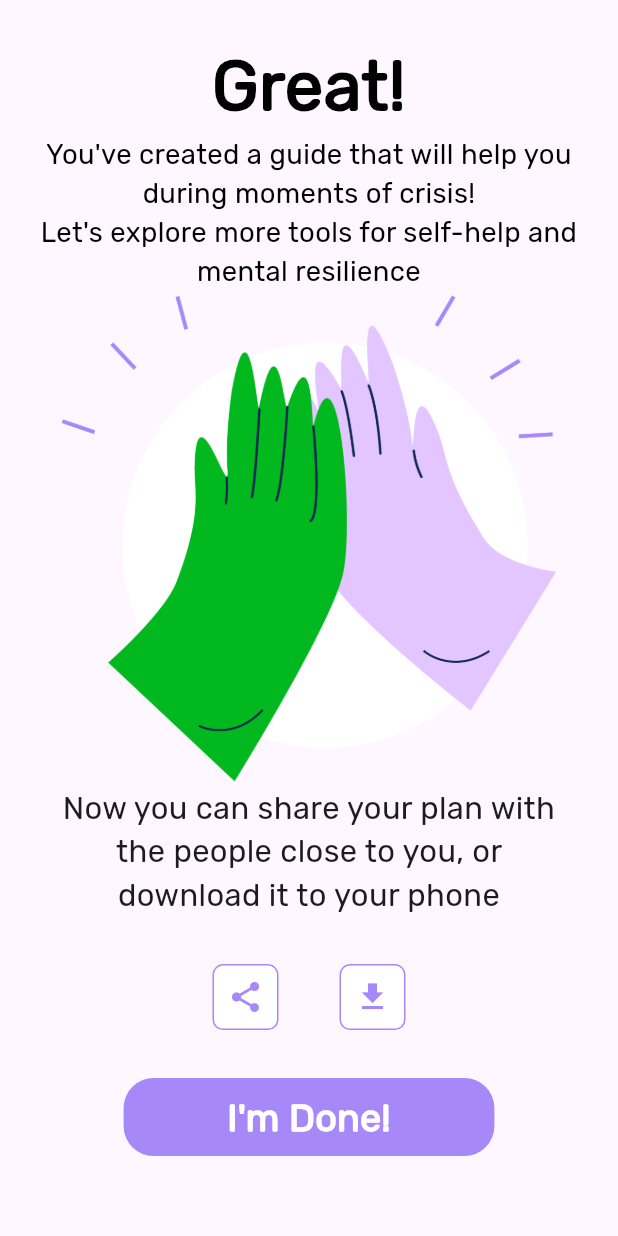
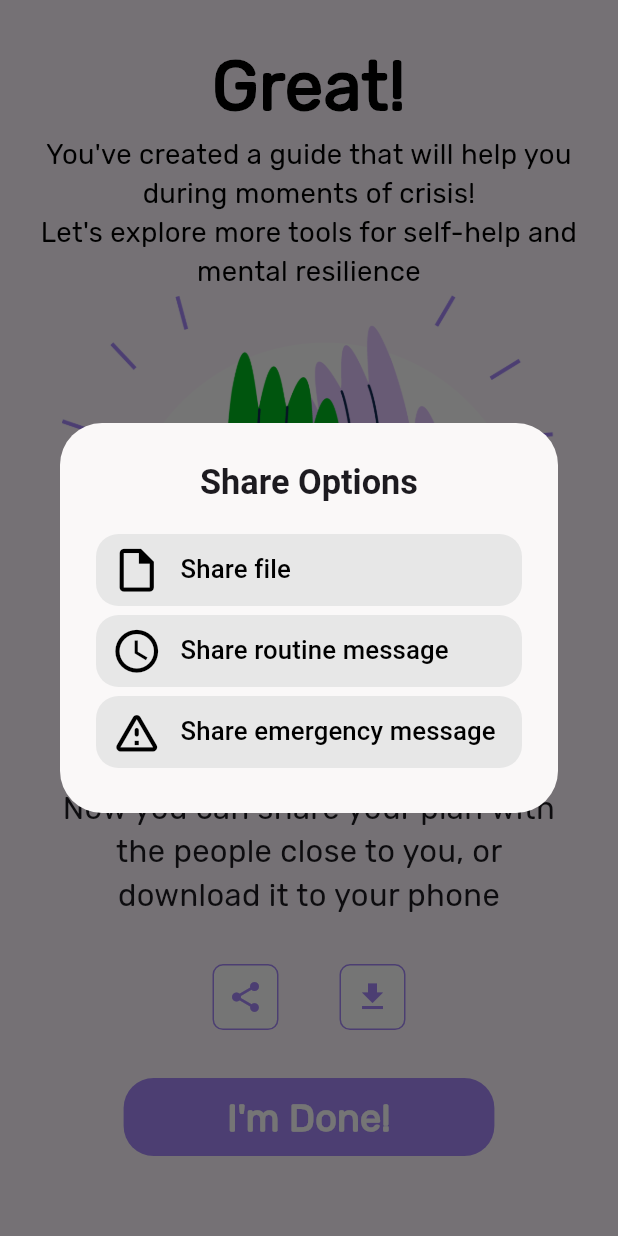
Before and after one commit to Tovli/Mazilon, a Flutter app: the ShareForm screen opened directly with empty values, after a tap on the "share" icon, on a phone screen of 412 x 824 dp. Run offline on Flutter 3.47's test engine with Material 3 defaults, Android fonts, the phone set to English and light mode, and no system bars; drawn by our look-alikes of auto_size_text; our stand-ins replace cloud_firestore, country_code_picker, dotted_border, file_picker, firebase_auth, firebase_core and 23 more; missing offline and left inert: dart:ffi, language_code, mixpanel_flutter, workmanager; accounts and stored records are empty; project files that could hold a hidden picture were left out.

Commit message:
Added the ability to share text only
Added to the share functionallity the ability to share a text only, according to the design requested.
Main files affected:
share_form
personalPlanWidget
(localization files)

files created:
LP_alert_dialog_box_item: creates the general item (action) of the dialog box
LP_alert_dialog: creates the AlertDialog using the given LP dialog box items

LP_share_alert_dialog: Creates a specific LP_alert_dialog for the share functionality

show_share_dialog: function that returns the LP_share_alert_dialog

```diff
--- a/lib/form/shareform.dart
+++ b/lib/form/shareform.dart
@@ -2,9 +2,11 @@
 import 'package:flutter_screenutil/flutter_screenutil.dart';
 
 import 'package:get_it/get_it.dart';
+
 import 'package:mazilon/global_enums.dart';
 import 'package:mazilon/file_service.dart';
 import 'package:mazilon/util/LP_extended_state.dart';
+import 'package:mazilon/util/Share/LP_share_alert_dialog.dart';
 
 import 'package:mazilon/util/SignIn/popup_toast.dart';
 import 'package:mazilon/util/persistent_memory_service.dart';
@@ -13,9 +15,7 @@
 
 import 'package:mazilon/util/appInformation.dart';
 import 'package:mazilon/util/userInformation.dart';
-import 'package:shared_preferences/shared_preferences.dart';
-
-import 'package:mazilon/l10n/app_localizations.dart';
+import 'package:mazilon/util/Share/show_share_dialog.dart';
 
 class ShareForm extends StatefulWidget {
   final Function prev;
@@ -45,6 +45,15 @@
     super.initState();
     fileService = GetIt.instance<FileService>();
     setHasFilled();
+  }
+
+  Future<void> _showShareDialog() {
+    return showDialog(
+      context: context,
+      builder: (BuildContext context) {
+        return LPShareAlertDialog();
+      },
+    );
   }
 
   @override
@@ -102,26 +111,8 @@
                       children: [
                         //share personal plan PDF button:
                         IconButton(
-                          onPressed: () async {
-                            await fileService.share(
-                                "",
-                                [
-                                  appLocale!.difficultEventsHeader(gender),
-                                  appLocale!.makeSaferHeader(gender),
-                                  appLocale!.feelBetterHeader(gender),
-                                  appLocale!.distractionsHeader(gender),
-                                  appLocale!.phonesPageHeader(gender),
-                                ],
-                                [
-                                  appLocale!.difficultEventsSubTitle(gender),
-                                  appLocale!.makeSaferSubTitle(gender),
-                                  appLocale!.feelBetterSubTitle(gender),
-                                  appLocale!.distractionsSubTitle(gender),
-                                  appLocale!.phonesPageHeader(gender),
-                                ],
-                                appInfoProvider.sharePDFtexts,
-                                ShareFileType.PDF,
-                                appLocale.textDirection);
+                          onPressed: () {
+                            showShareDialog(context);
                           },
                           style: TextButton.styleFrom(
                             backgroundColor: Colors
@@ -142,17 +133,17 @@
                         IconButton(
                           onPressed: () async {
                             var result = await fileService.download([
-                              appLocale!.difficultEventsHeader(gender),
-                              appLocale!.makeSaferHeader(gender),
-                              appLocale!.feelBetterHeader(gender),
-                              appLocale!.distractionsHeader(gender),
-                              appLocale!.phonesPageHeader(gender),
+                              appLocale.difficultEventsHeader(gender),
+                              appLocale.makeSaferHeader(gender),
+                              appLocale.feelBetterHeader(gender),
+                              appLocale.distractionsHeader(gender),
+                              appLocale.phonesPageHeader(gender),
                             ], [
-                              appLocale!.difficultEventsSubTitle(gender),
-                              appLocale!.makeSaferSubTitle(gender),
-                              appLocale!.feelBetterSubTitle(gender),
-                              appLocale!.distractionsSubTitle(gender),
-                              appLocale!.phonesPageHeader(gender),
+                              appLocale.difficultEventsSubTitle(gender),
+                              appLocale.makeSaferSubTitle(gender),
+                              appLocale.feelBetterSubTitle(gender),
+                              appLocale.distractionsSubTitle(gender),
+                              appLocale.phonesPageHeader(gender),
                             ], appInfoProvider.sharePDFtexts, ShareFileType.PDF,
                                 appLocale.textDirection);
                             if (result == null) {
--- a/lib/l10n/app_localizations.dart
+++ b/lib/l10n/app_localizations.dart
@@ -467,7 +467,7 @@
   ///
   ///
   /// In en, this message translates to:
-  /// **'{gender,select,male{Take a few minutes now to better navigate future crises.} female{Take a few minutes now to better navigate future crises.} other{Take a few minutes now to better navigate future crises.}}'**
+  /// **'{gender,select,male{It\'s recommended to spend a few minutes now to better handle future crises.} female{It\'s recommended to spend a few minutes now to better handle future crises.} other{It\'s recommended to spend a few minutes now to better handle future crises.}}'**
   String introductionFormLastPageSubTitle2(String gender);
 
   ///
@@ -859,6 +859,42 @@
   /// In en, this message translates to:
   /// **'More videos'**
   String get moreVideos;
+
+  ///
+  ///
+  /// In en, this message translates to:
+  /// **'Here is my personal plan that is meant to help keep me safe. I’m sending it to you because, in my view, you also have a part in it. I hope this works for you. I would greatly appreciate your agreement to take part in it if needed. Many thanks in advance, and I look forward to your reply.'**
+  String get shareRoutineMessage;
+
+  ///
+  ///
+  /// In en, this message translates to:
+  /// **'Share Options'**
+  String get shareOptions;
+
+  ///
+  ///
+  /// In en, this message translates to:
+  /// **'Share file'**
+  String get shareFile;
+
+  /// No description provided for @shareRoutine.
+  ///
+  /// In en, this message translates to:
+  /// **'Share routine message'**
+  String get shareRoutine;
+
+  /// No description provided for @shareEmergency.
+  ///
+  /// In en, this message translates to:
+  /// **'Share emergency message'**
+  String get shareEmergency;
+
+  ///
+  ///
+  /// In en, this message translates to:
+  /// **'I’m not doing well and I need help. I would appreciate your support in activating my personal plan. Thank you in advance.'**
+  String get shareEmergencyMessage;
 
   /// message
   ///
--- /dev/null
+++ b/lib/util/Share/LP_alert_dialog.dart
@@ -0,0 +1,38 @@
+import 'package:flutter/material.dart';
+import 'package:flutter_screenutil/flutter_screenutil.dart';
+
+import 'package:mazilon/util/styles.dart';
+
+class LPAlertDialog extends StatefulWidget {
+  final List<Widget> actions;
+  final String title;
+
+  const LPAlertDialog({
+    super.key,
+    required this.actions,
+    required this.title,
+  });
+
+  @override
+  State<LPAlertDialog> createState() => _LPAlertDialogState();
+}
+
+class _LPAlertDialogState extends State<LPAlertDialog> {
+  @override
+  Widget build(BuildContext context) {
+    return AlertDialog(
+      backgroundColor: backgroundGray,
+      title: Text(
+        widget.title,
+        textAlign: TextAlign.center,
+        style: TextStyle(
+          fontSize: 20.sp,
+          fontWeight: FontWeight.bold,
+        ),
+      ),
+      actions: [
+        ...widget.actions,
+      ],
+    );
+  }
+}
--- /dev/null
+++ b/lib/util/Share/LP_alert_dialog_box_item.dart
@@ -0,0 +1,45 @@
+import 'package:flutter/material.dart';
+import 'package:flutter_screenutil/flutter_screenutil.dart';
+import 'package:mazilon/util/styles.dart';
+
+class LPAlertDialogBoxItem extends StatelessWidget {
+  final Function onPressed;
+  final String buttonText;
+  final IconData icon;
+
+  const LPAlertDialogBoxItem({
+    Key? key,
+    required this.onPressed,
+    required this.buttonText,
+    required this.icon,
+  }) : super(key: key);
+  press() async {
+    await onPressed();
+  }
+
+  @override
+  Widget build(BuildContext context) {
+    return Container(
+      width: double.infinity,
+      decoration: BoxDecoration(
+        borderRadius: BorderRadius.circular(15),
+        color: lightGray,
+      ),
+      margin: EdgeInsets.only(bottom: 6),
+      child: Row(
+        mainAxisAlignment: MainAxisAlignment.start,
+        children: [
+          SizedBox(width: 10.0),
+          Icon(icon, color: Colors.black, size: 30.sp),
+          TextButton(
+            onPressed: press,
+            child: Text(
+              buttonText,
+              style: TextStyle(color: Colors.black, fontSize: 15.sp),
+            ),
+          ),
+        ],
+      ),
+    );
+  }
+}
--- /dev/null
+++ b/lib/util/Share/LP_share_alert_dialog.dart
@@ -0,0 +1,82 @@
+import 'dart:ffi';
+
+import 'package:flutter/material.dart';
+import 'package:get_it/get_it.dart';
+import 'package:mazilon/file_service.dart';
+
+import 'package:mazilon/global_enums.dart';
+import 'package:mazilon/util/LP_extended_state.dart';
+import 'package:mazilon/util/Share/LP_alert_dialog.dart';
+import 'package:mazilon/util/Share/LP_alert_dialog_box_item.dart';
+import 'package:mazilon/util/appInformation.dart';
+import 'package:mazilon/util/userInformation.dart';
+import 'package:provider/provider.dart';
+
+class LPShareAlertDialog extends StatefulWidget {
+  const LPShareAlertDialog({
+    super.key,
+  });
+
+  @override
+  State<LPShareAlertDialog> createState() => _LPShareAlertDialogState();
+}
+
+Future<void> shareFile(appLocale, gender, appInfoProvider) async {
+  var fileService = GetIt.instance<FileService>();
+  await fileService.share(
+      "",
+      [
+        appLocale!.difficultEventsHeader(gender),
+        appLocale!.makeSaferHeader(gender),
+        appLocale!.feelBetterHeader(gender),
+        appLocale!.distractionsHeader(gender),
+        appLocale!.phonesPageHeader(gender),
+      ],
+      [
+        appLocale!.difficultEventsSubTitle(gender),
+        appLocale!.makeSaferSubTitle(gender),
+        appLocale!.feelBetterSubTitle(gender),
+        appLocale!.distractionsSubTitle(gender),
+        appLocale!.phonesPageHeader(gender),
+      ],
+      appInfoProvider.sharePDFtexts,
+      ShareFileType.PDF,
+      appLocale.textDirection);
+}
+
+class _LPShareAlertDialogState extends LPExtendedState<LPShareAlertDialog> {
+  @override
+  Widget build(BuildContext context) {
+    FileService fileService = GetIt.instance<FileService>();
+    AppInformation appInfoProvider = Provider.of<AppInformation>(context);
+    UserInformation userInfoProvider = Provider.of<UserInformation>(context);
+    String gender = userInfoProvider.gender;
+
+    return LPAlertDialog(
+      title: appLocale.shareOptions,
+      actions: [
+        LPAlertDialogBoxItem(
+          onPressed: () => shareFile(appLocale, gender, appInfoProvider),
+          buttonText: appLocale.shareFile,
+          icon: Icons.insert_drive_file_outlined,
+        ),
+        LPAlertDialogBoxItem(
+          onPressed: () async {
+            await fileService.shareTextOnly(appLocale.shareRoutineMessage);
+            // Handle routine share
+          },
+          buttonText: appLocale.shareRoutine,
+          icon: Icons.access_time,
+        ),
+        LPAlertDialogBoxItem(
+          onPressed: () async {
+            await fileService.shareTextOnly(appLocale.shareEmergencyMessage);
+            // Handle emergency share
+          },
+          buttonText: appLocale.shareEmergency,
+          icon: Icons.warning_amber_rounded,
+        ),
+      ],
+    );
+  }
+}
--- /dev/null
+++ b/lib/util/Share/show_share_dialog.dart
@@ -0,0 +1,11 @@
+import 'package:flutter/material.dart';
+import 'package:mazilon/util/Share/LP_share_alert_dialog.dart';
+
+Future<void> showShareDialog(context) {
+  return showDialog(
+    context: context,
+    builder: (BuildContext context) {
+      return LPShareAlertDialog();
+    },
+  );
+}
```
Also changed, not shown: lib/MainPageHelpers/personalPlanWidget.dart (+13 -30 lines), lib/file_service.dart (+17 -0 lines), lib/l10n/app_en.arb (+27 -0 lines), lib/l10n/app_he.arb (+11 -1 lines), lib/l10n/app_localizations_en.dart (+26 -3 lines), lib/l10n/app_localizations_he.dart (+20 -0 lines).
